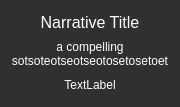
First picture: the form in src/narrative/NarrativeScrollItem.ui, repository IDREsandbox/vsim, before the edit.
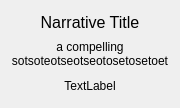
Second picture: the form after the edit.

Commit message: scroll item style shenanigans

```diff
--- a/src/narrative/NarrativeScrollItem.ui
+++ b/src/narrative/NarrativeScrollItem.ui
@@ -6,23 +6,18 @@
    <rect>
     <x>0</x>
     <y>0</y>
-    <width>167</width>
-    <height>107</height>
+    <width>166</width>
+    <height>108</height>
    </rect>
   </property>
   <property name="windowTitle">
    <string>Form</string>
   </property>
-  <property name="styleSheet">
-   <string notr="true">color: rgb(255, 255, 255);
-background-color: rgb(48, 48, 48);</string>
-  </property>
   <layout class="QVBoxLayout" name="vertical_layout">
    <item>
     <widget class="QLabel" name="title">
      <property name="styleSheet">
-      <string notr="true">color: rgb(255, 255, 255);
-font: 12pt;</string>
+      <string notr="true">font: 12pt;</string>
      </property>
      <property name="text">
       <string>Narrative Title</string>
@@ -34,9 +29,6 @@
    </item>
    <item>
     <widget class="QLabel" name="description">
-     <property name="styleSheet">
-      <string notr="true">color: rgb(255, 255, 255);</string>
-     </property>
      <property name="text">
       <string>a compelling sotsoteotseotseotosetosetoet</string>
      </property>
@@ -44,7 +36,7 @@
       <bool>false</bool>
      </property>
      <property name="alignment">
-      <set>Qt::AlignBottom|Qt::AlignHCenter</set>
+      <set>Qt::AlignHCenter|Qt::AlignTop</set>
      </property>
      <property name="wordWrap">
       <bool>true</bool>
```
The commit also changes 17 other files.
